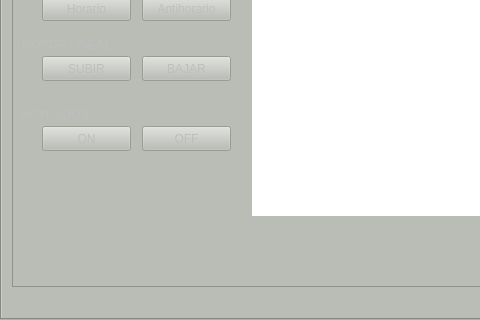
Qt form src/resourses/hmi.ui (Lucho-LJA/robot_scara_motors) before a commit; both pictures show x 0 to 480 and y 380 to 700 of the 1250 by 700 pixel window.
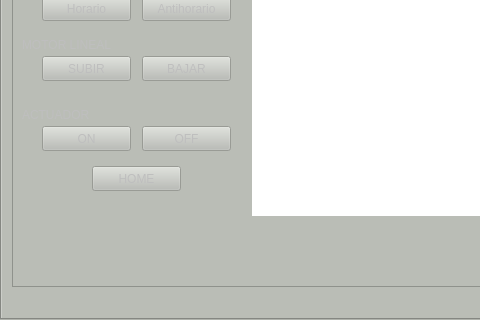
The same form after that commit. The open tabs and pages were chosen to show the change. Icons and pictures are not drawn.

What changed in the file:
```diff
--- a/src/resourses/hmi.ui
+++ b/src/resourses/hmi.ui
@@ -947,6 +947,19 @@
         <bool>true</bool>
        </property>
       </widget>
+      <widget class="QPushButton" name="button_home">
+       <property name="geometry">
+        <rect>
+         <x>80</x>
+         <y>370</y>
+         <width>89</width>
+         <height>25</height>
+        </rect>
+       </property>
+       <property name="text">
+        <string>HOME</string>
+       </property>
+      </widget>
      </widget>
      <widget class="QWidget" name="verticalLayoutWidget_4">
       <property name="geometry">
```
Left out of the diff: 2 changed lines with no effect on the pictures.
